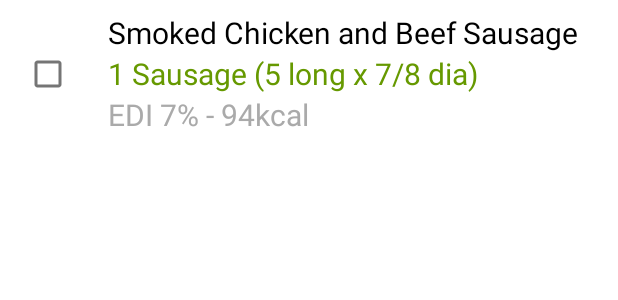
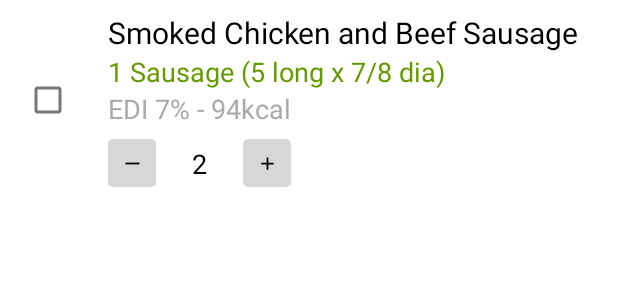
Before and after one commit to TPPDuy/InterviewTest, an Android app: the layout row_dish_layout.xml on its own in the app's theme, with its tools: preview values and no code run, on a phone screen of 412 x 824 dp. Shown: the top 300 px of the screen. Run offline under Robolectric (Android 15) with nearby library versions, the phone set to English and light mode, and no system bars.

Commit message:
Inflate fake data to RecyclerView

```diff
--- a/app/build.gradle
+++ b/app/build.gradle
@@ -25,6 +25,11 @@ android {
             proguardFiles getDefaultProguardFile('proguard-android-optimize.txt'), 'proguard-rules.pro'
         }
     }
+
+    buildFeatures {
+        dataBinding true
+    }
+
     compileOptions {
         sourceCompatibility JavaVersion.VERSION_1_8
         targetCompatibility JavaVersion.VERSION_1_8
--- /dev/null
+++ b/app/src/main/res/drawable/button_background.xml
@@ -0,0 +1,8 @@
+<?xml version="1.0" encoding="utf-8"?>
+<shape xmlns:android="http://schemas.android.com/apk/res/android"
+    android:shape="rectangle">
+    <solid
+        android:color="#D7D7D7"/>
+    <corners
+        android:radius="3dp"/>
+</shape>
--- /dev/null
+++ b/app/src/main/res/drawable/ic_vector_add.xml
@@ -0,0 +1,5 @@
+<vector android:height="14dp" android:tint="#000000"
+    android:viewportHeight="24" android:viewportWidth="24"
+    android:width="14dp" xmlns:android="http://schemas.android.com/apk/res/android">
+    <path android:fillColor="@android:color/white" android:pathData="M19,13h-6v6h-2v-6H5v-2h6V5h2v6h6v2z"/>
+</vector>
--- /dev/null
+++ b/app/src/main/res/drawable/ic_vector_minus.xml
@@ -0,0 +1,6 @@
+<vector android:height="14dp" android:tint="#000000"
+    android:viewportHeight="24" android:viewportWidth="24"
+    android:width="14dp" xmlns:android="http://schemas.android.com/apk/res/android">
+    <path android:fillColor="@android:color/white"
+        android:fillType="evenOdd" android:pathData="M4,11h16v2h-16z"/>
+</vector>
--- a/app/src/main/res/layout/row_dish_layout.xml
+++ b/app/src/main/res/layout/row_dish_layout.xml
@@ -34,7 +34,7 @@
         android:layout_height="wrap_content"
         android:maxLines="2"
         android:ellipsize="end"
-        android:textSize="20sp"
+        android:textSize="18sp"
         android:textColor="@android:color/holo_green_dark"
         app:layout_constraintStart_toStartOf="@id/dish_name"
         app:layout_constraintTop_toBottomOf="@id/dish_name"
@@ -47,22 +47,20 @@
         android:layout_height="wrap_content"
         android:maxLines="2"
         android:ellipsize="end"
-        android:textSize="20sp"
+        android:textSize="18sp"
         android:textColor="@android:color/darker_gray"
         app:layout_constraintStart_toStartOf="@id/dish_name"
         app:layout_constraintEnd_toEndOf="parent"
         app:layout_constraintTop_toBottomOf="@id/dish_quantities"
         tools:text="EDI 7% - 94kcal"/>
 
-    <Button
+    <ImageButton
         android:id="@+id/btn_remove"
-        android:layout_width="48dp"
-        android:layout_height="48dp"
+        android:layout_width="32dp"
+        android:layout_height="32dp"
         android:layout_marginTop="8dp"
-        android:backgroundTint="@android:color/lighter_gray"
-        android:text="-"
-        android:textSize="24sp"
-        android:textColor="@android:color/black"
+        android:background="@drawable/button_background"
+        android:src="@drawable/ic_vector_minus"
         app:layout_constraintTop_toBottomOf="@id/dish_calories"
         app:layout_constraintBottom_toBottomOf="parent"
         app:layout_constraintStart_toStartOf="@id/dish_name" />
@@ -71,7 +69,7 @@
         android:id="@+id/text_selected_number"
         android:layout_width="wrap_content"
         android:layout_height="wrap_content"
-        android:textSize="20sp"
+        android:textSize="18sp"
         android:textColor="@android:color/black"
         android:layout_marginStart="24dp"
         app:layout_constraintStart_toEndOf="@id/btn_remove"
@@ -80,14 +78,12 @@
         app:layout_constraintBottom_toBottomOf="@id/btn_remove"
         tools:text="2"/>
 
-    <Button
+    <ImageButton
         android:id="@+id/btn_add"
-        android:layout_width="48dp"
-        android:layout_height="48dp"
-        android:backgroundTint="@android:color/lighter_gray"
-        android:text="+"
-        android:textSize="24sp"
-        android:textColor="@android:color/black"
+        android:layout_width="32dp"
+        android:layout_height="32dp"
+        android:background="@drawable/button_background"
+        android:src="@drawable/ic_vector_add"
         android:layout_marginStart="24dp"
         app:layout_constraintTop_toTopOf="@id/btn_remove"
         app:layout_constraintBottom_toBottomOf="@id/btn_remove"
@@ -98,5 +94,5 @@
         android:layout_width="wrap_content"
         android:layout_height="wrap_content"
         app:constraint_referenced_ids="btn_remove, text_selected_number, btn_add"
-        tools:visibility="gone"/>
+        tools:visibility="visible"/>
 </androidx.constraintlayout.widget.ConstraintLayout>
```
Also changed, not shown: app/src/main/java/com/uthus/test/data/model/Dish.kt (+1 -1 lines), app/src/main/java/com/uthus/test/data/storage/DishStorageImpl.kt (+64 -4 lines), app/src/main/java/com/uthus/test/presenter/DishAdapter.kt (+27 -11 lines), app/src/main/java/com/uthus/test/presenter/MainActivity.kt (+28 -4 lines), app/src/main/java/com/uthus/test/presenter/MainActivityViewModel.kt (+17 -4 lines), app/src/main/res/layout/activity_main.xml (+33 -5 lines).
